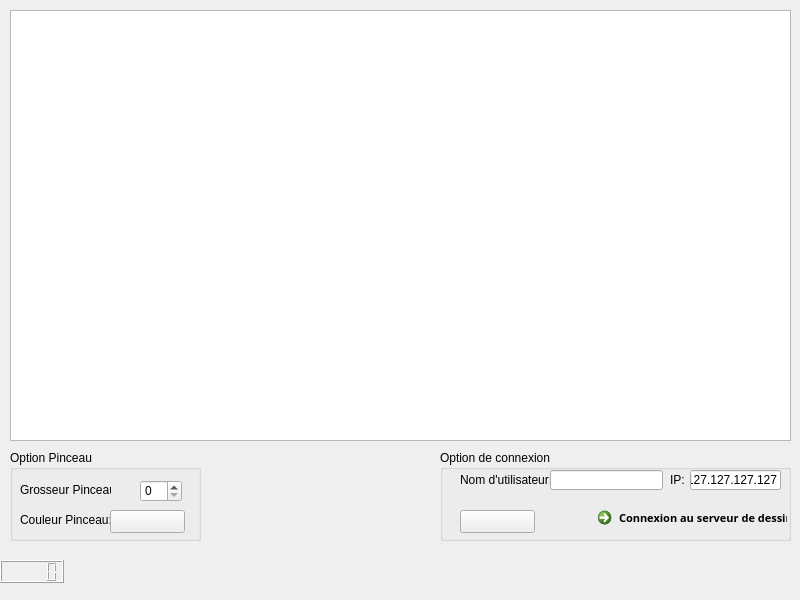
First picture: the form in paintonlineclient.ui, repository Jc016/cll-PaintOnline, before the edit.
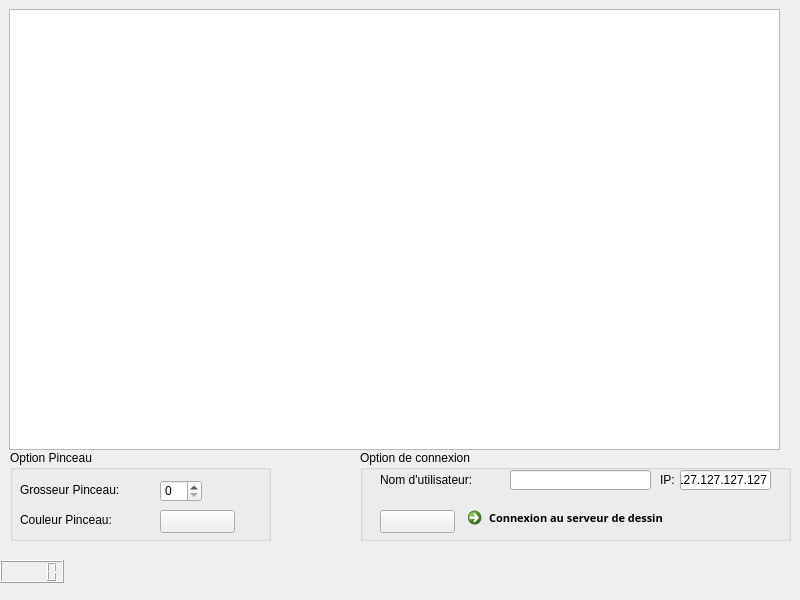
Second picture: the form after the edit.

Diff of the .ui file:
```diff
--- a/paintonlineclient.ui
+++ b/paintonlineclient.ui
@@ -29,19 +29,37 @@
    <widget class="QGraphicsView" name="gvZoneDessin">
     <property name="geometry">
      <rect>
-      <x>10</x>
-      <y>10</y>
-      <width>781</width>
-      <height>431</height>
+      <x>9</x>
+      <y>9</y>
+      <width>771</width>
+      <height>441</height>
      </rect>
     </property>
+    <property name="backgroundBrush">
+     <brush brushstyle="NoBrush">
+      <color alpha="0">
+       <red>0</red>
+       <green>0</green>
+       <blue>0</blue>
+      </color>
+     </brush>
+    </property>
+    <property name="foregroundBrush">
+     <brush brushstyle="NoBrush">
+      <color alpha="0">
+       <red>0</red>
+       <green>0</green>
+       <blue>0</blue>
+      </color>
+     </brush>
+    </property>
    </widget>
    <widget class="QGroupBox" name="groupBox">
     <property name="geometry">
      <rect>
-      <x>440</x>
+      <x>360</x>
       <y>450</y>
-      <width>351</width>
+      <width>431</width>
       <height>91</height>
      </rect>
     </property>
@@ -64,9 +82,9 @@
     <widget class="QCommandLinkButton" name="clbConnecteServeur">
      <property name="geometry">
       <rect>
-       <x>150</x>
+       <x>100</x>
        <y>50</y>
-       <width>201</width>
+       <width>241</width>
        <height>41</height>
       </rect>
      </property>
@@ -85,7 +103,7 @@
       <rect>
        <x>20</x>
        <y>20</y>
-       <width>91</width>
+       <width>121</width>
        <height>20</height>
       </rect>
      </property>
@@ -96,9 +114,9 @@
     <widget class="QLineEdit" name="txtNom">
      <property name="geometry">
       <rect>
-       <x>110</x>
+       <x>150</x>
        <y>20</y>
-       <width>113</width>
+       <width>141</width>
        <height>20</height>
       </rect>
      </property>
@@ -106,7 +124,7 @@
     <widget class="QLabel" name="label_2">
      <property name="geometry">
       <rect>
-       <x>230</x>
+       <x>300</x>
        <y>20</y>
        <width>21</width>
        <height>20</height>
@@ -119,7 +137,7 @@
     <widget class="QLineEdit" name="txtIp">
      <property name="geometry">
       <rect>
-       <x>250</x>
+       <x>320</x>
        <y>20</y>
        <width>91</width>
        <height>20</height>
@@ -148,7 +166,7 @@
      <rect>
       <x>10</x>
       <y>450</y>
-      <width>191</width>
+      <width>261</width>
       <height>91</height>
      </rect>
     </property>
@@ -160,7 +178,7 @@
       <rect>
        <x>10</x>
        <y>30</y>
-       <width>91</width>
+       <width>131</width>
        <height>20</height>
       </rect>
      </property>
@@ -173,7 +191,7 @@
       <rect>
        <x>10</x>
        <y>60</y>
-       <width>91</width>
+       <width>121</width>
        <height>20</height>
       </rect>
      </property>
@@ -184,7 +202,7 @@
     <widget class="QSpinBox" name="sbGrosseur">
      <property name="geometry">
       <rect>
-       <x>130</x>
+       <x>150</x>
        <y>30</y>
        <width>42</width>
        <height>22</height>
@@ -194,7 +212,7 @@
     <widget class="QPushButton" name="pbCouleurPinceau">
      <property name="geometry">
       <rect>
-       <x>100</x>
+       <x>150</x>
        <y>60</y>
        <width>75</width>
        <height>23</height>
```
